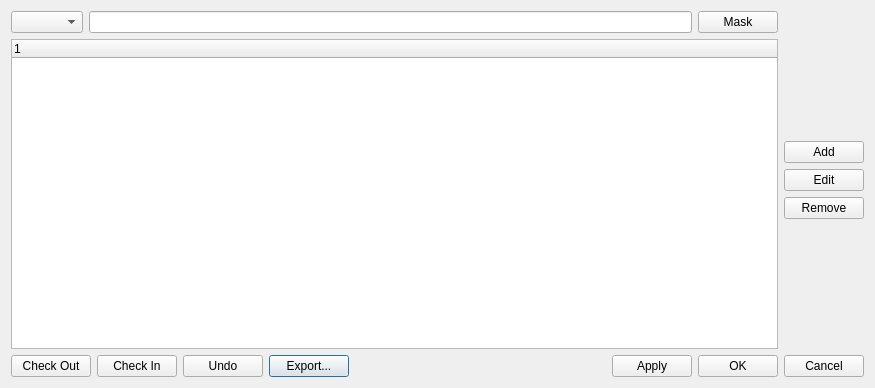
First picture: the form in u7/DialogConnectionsEditor.ui, repository whiteman-kr/u7set, before the edit.
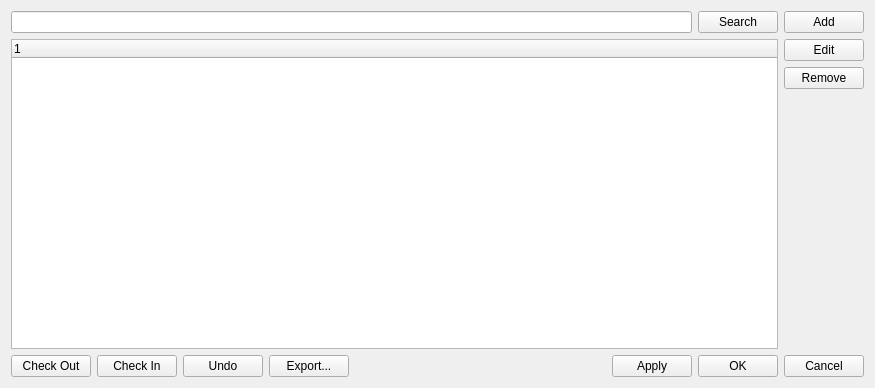
Second picture: the form after the edit.

Commit message: RPCT-1106, u7: DialogConnectionsEditor mask editing review

What changed in the file:
```diff
--- a/u7/DialogConnectionsEditor.ui
+++ b/u7/DialogConnectionsEditor.ui
@@ -22,16 +22,13 @@
         <layout class="QVBoxLayout" name="verticalLayout">
          <item>
           <layout class="QHBoxLayout" name="horizontalLayout">
-           <item>
-            <widget class="QComboBox" name="m_maskType"/>
-           </item>
            <item>
             <widget class="QLineEdit" name="m_mask"/>
            </item>
            <item>
             <widget class="QPushButton" name="m_applyMask">
              <property name="text">
-              <string>Mask</string>
+              <string>Search</string>
              </property>
              <property name="autoDefault">
               <bool>false</bool>
@@ -56,19 +53,6 @@
        </item>
        <item>
         <layout class="QVBoxLayout" name="verticalLayout_2">
-         <item>
-          <spacer name="verticalSpacer_2">
-           <property name="orientation">
-            <enum>Qt::Vertical</enum>
-           </property>
-           <property name="sizeHint" stdset="0">
-            <size>
-             <width>20</width>
-             <height>40</height>
-            </size>
-           </property>
-          </spacer>
-         </item>
          <item>
           <widget class="QPushButton" name="m_Add">
            <property name="text">
@@ -153,6 +137,9 @@
          <property name="text">
           <string>Export...</string>
          </property>
+         <property name="autoDefault">
+          <bool>false</bool>
+         </property>
         </widget>
        </item>
        <item>
```
Left out of the diff: 17 changed lines with no effect on the pictures. The commit also changes 4 other files.
